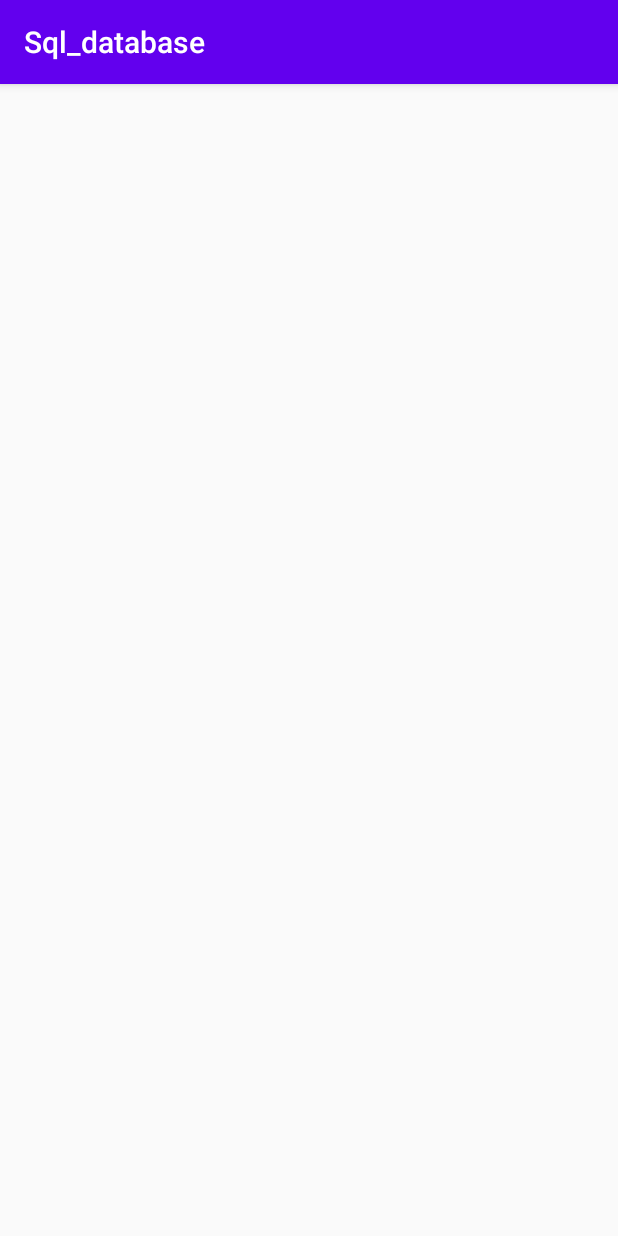
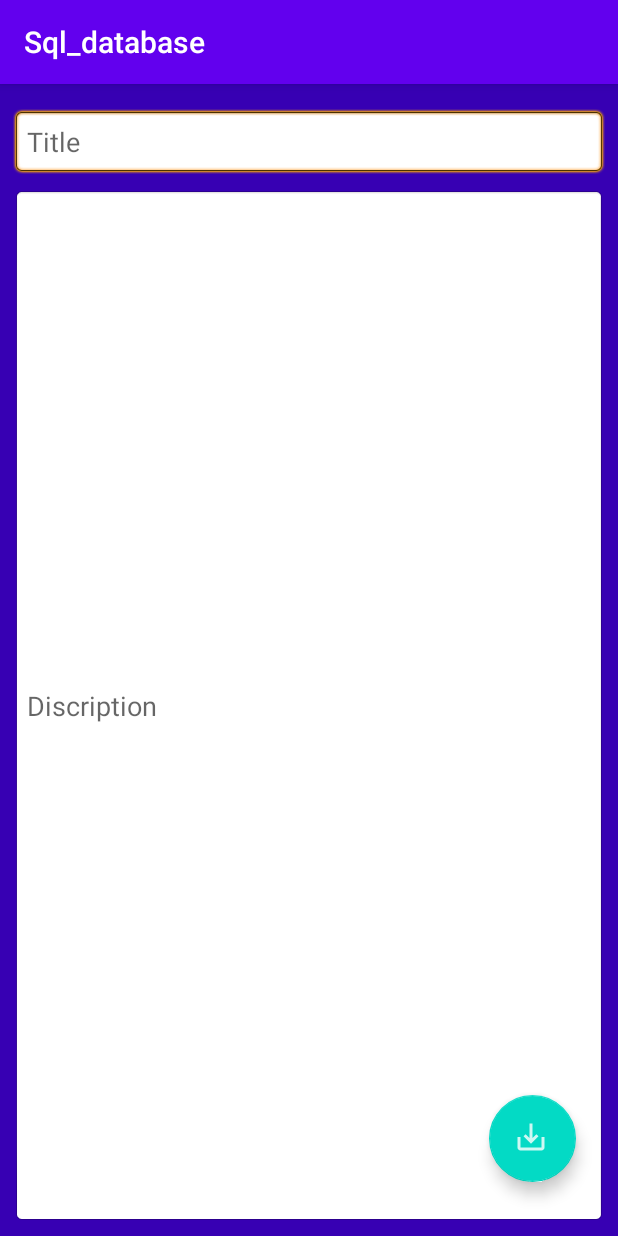
Before and after one commit to MadMakZa/Sql_database, an Android app: the EditActivity screen opened directly, with no data from a screen before it, on a phone screen of 412 x 824 dp. Run offline under Robolectric (Android 15) with nearby library versions, the phone set to English and light mode, and no system bars.

Commit message:
lesson 1 close

```diff
--- a/app/src/main/res/layout/activity_edit.xml
+++ b/app/src/main/res/layout/activity_edit.xml
@@ -4,6 +4,57 @@
     xmlns:tools="http://schemas.android.com/tools"
     android:layout_width="match_parent"
     android:layout_height="match_parent"
+    android:background="@color/colorPrimaryDark"
     tools:context=".EditActivity">
 
+    <EditText
+        android:id="@+id/edTitle"
+        android:layout_width="0dp"
+        android:layout_height="wrap_content"
+        android:layout_marginStart="8dp"
+        android:layout_marginLeft="8dp"
+        android:layout_marginTop="16dp"
+        android:layout_marginEnd="8dp"
+        android:layout_marginRight="8dp"
+        android:background="@android:drawable/editbox_background"
+        android:ems="10"
+        android:hint="Title"
+        android:inputType="textPersonName"
+        android:padding="10dp"
+        app:layout_constraintEnd_toEndOf="parent"
+        app:layout_constraintHorizontal_bias="0.497"
+        app:layout_constraintStart_toStartOf="parent"
+        app:layout_constraintTop_toTopOf="parent" />
+
+    <EditText
+        android:id="@+id/edDisc"
+        android:layout_width="0dp"
+        android:layout_height="0dp"
+        android:layout_marginTop="8dp"
+        android:layout_marginBottom="8dp"
+        android:background="@android:drawable/editbox_background"
+        android:ems="10"
+        android:hint="Discription"
+        android:inputType="textPersonName"
+        android:padding="10dp"
+        app:layout_constraintBottom_toBottomOf="parent"
+        app:layout_constraintEnd_toEndOf="@+id/edTitle"
+        app:layout_constraintHorizontal_bias="0.0"
+        app:layout_constraintStart_toStartOf="@+id/edTitle"
+        app:layout_constraintTop_toBottomOf="@+id/edTitle"
+        app:layout_constraintVertical_bias="1.0" />
+
+    <com.google.android.material.floatingactionbutton.FloatingActionButton
+        android:id="@+id/floatingActionButton"
+        android:layout_width="58dp"
+        android:layout_height="65dp"
+        android:layout_marginEnd="28dp"
+        android:layout_marginRight="28dp"
+        android:layout_marginBottom="36dp"
+        android:clickable="true"
+        android:onClick="onClickSave"
+        app:layout_constraintBottom_toBottomOf="parent"
+        app:layout_constraintEnd_toEndOf="parent"
+        app:srcCompat="@drawable/ic_save" />
+
 </androidx.constraintlayout.widget.ConstraintLayout>
```
Also changed, not shown: app/src/main/java/com/example/sql_database/adapter/MainAdapter.java (added, +50 -0 lines), app/src/main/res/layout/activity_main.xml (+6 -47 lines).
